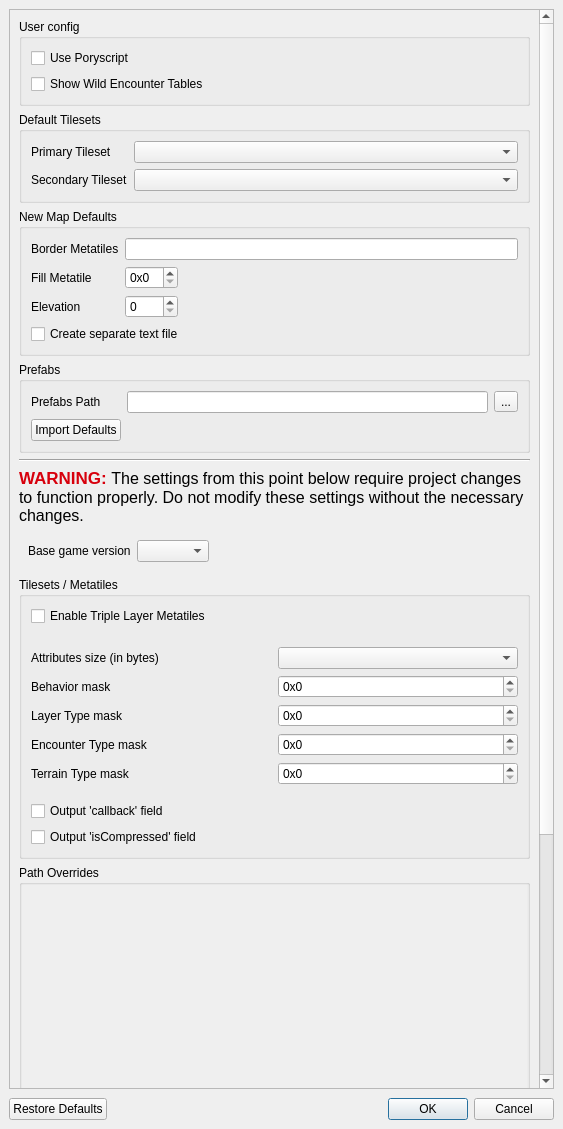
Before: the Qt Designer form forms/projectsettingseditor.ui in huderlem/porymap, drawn with Qt 5.
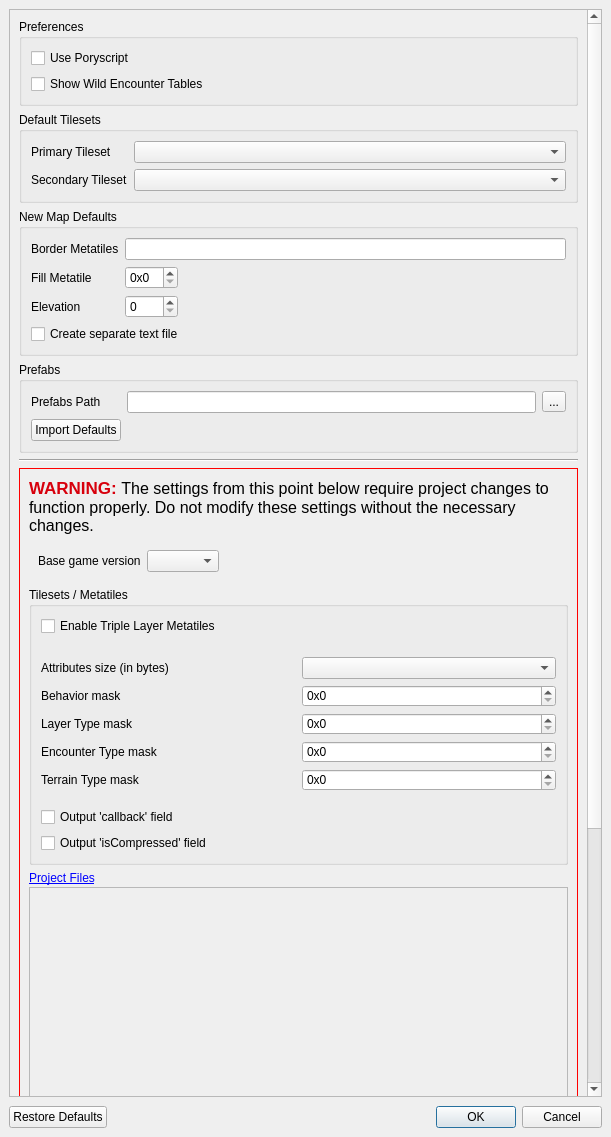
After: the same form once the commit is applied. Icons and pictures are not drawn. Custom widgets are drawn as their Qt base class.

Commit message: Clean up project settings editor UI

What changed in the file:
```diff
--- a/forms/projectsettingseditor.ui
+++ b/forms/projectsettingseditor.ui
@@ -6,8 +6,8 @@
    <rect>
     <x>0</x>
     <y>0</y>
-    <width>563</width>
-    <height>1129</height>
+    <width>611</width>
+    <height>1137</height>
    </rect>
   </property>
   <property name="windowTitle">
@@ -28,15 +28,15 @@
         <rect>
          <x>0</x>
          <y>0</y>
-         <width>537</width>
-         <height>1427</height>
+         <width>585</width>
+         <height>1486</height>
         </rect>
        </property>
        <layout class="QVBoxLayout" name="verticalLayout_5">
         <item>
          <widget class="QGroupBox" name="groupBox_UserConfig">
           <property name="title">
-           <string>User config</string>
+           <string>Preferences</string>
           </property>
           <layout class="QVBoxLayout" name="verticalLayout_2">
            <item>
@@ -233,6 +233,18 @@
          </widget>
         </item>
         <item>
+         <widget class="QFrame" name="frame_Warning">
+          <property name="styleSheet">
+           <string notr="true">.QFrame { border: 1px solid red; }</string>
+          </property>
+          <property name="frameShape">
+           <enum>QFrame::StyledPanel</enum>
+          </property>
+          <property name="frameShadow">
+           <enum>QFrame::Raised</enum>
+          </property>
+          <layout class="QVBoxLayout" name="verticalLayout_3">
+           <item>
          <widget class="QLabel" name="label_Warning">
           <property name="font">
            <font>
@@ -442,19 +454,10 @@
          </widget>
         </item>
         <item>
-         <widget class="QGroupBox" name="groupBox_ProjectPaths">
-          <property name="minimumSize">
-           <size>
-            <width>0</width>
-            <height>320</height>
-           </size>
-          </property>
-          <property name="title">
-           <string>Path Overrides</string>
-          </property>
-          <layout class="QHBoxLayout" name="horizontalLayout">
+            <widget class="QWidget" name="widget_ProjectPaths" native="true">
+             <layout class="QVBoxLayout" name="verticalLayout_6">
            <property name="spacing">
-            <number>1</number>
+               <number>2</number>
            </property>
            <property name="leftMargin">
             <number>0</number>
@@ -468,13 +471,32 @@
            <property name="bottomMargin">
             <number>0</number>
            </property>
+              <item>
+               <widget class="QLabel" name="label_ProjectFiles">
+                <property name="text">
+                 <string>  &lt;html&gt;&lt;head/&gt;&lt;body&gt;&lt;p&gt;&lt;a href=&quot;https://huderlem.github.io/porymap/manual/project-files.html&quot;&gt;&lt;span style=&quot; text-decoration: underline;&quot;&gt;Project Files&lt;/span&gt;&lt;/a&gt;&lt;/p&gt;&lt;/body&gt;&lt;/html&gt;</string>
+                </property>
+                <property name="textFormat">
+                 <enum>Qt::RichText</enum>
+                </property>
+                <property name="alignment">
+                 <set>Qt::AlignBottom|Qt::AlignLeading|Qt::AlignLeft</set>
+                </property>
+                <property name="openExternalLinks">
+                 <bool>true</bool>
+                </property>
+               </widget>
+              </item>
            <item>
             <widget class="QScrollArea" name="scrollArea_ProjectPaths">
-             <property name="frameShape">
-              <enum>QFrame::NoFrame</enum>
-             </property>
-             <property name="frameShadow">
-              <enum>QFrame::Plain</enum>
+                <property name="minimumSize">
+                 <size>
+                  <width>0</width>
+                  <height>320</height>
+                 </size>
+                </property>
+                <property name="lineWidth">
+                 <number>2</number>
              </property>
              <property name="widgetResizable">
               <bool>true</bool>
@@ -484,11 +506,21 @@
                <rect>
                 <x>0</x>
                 <y>0</y>
-                <width>507</width>
-                <height>295</height>
-               </rect>
-              </property>
-              <layout class="QFormLayout" name="layout_ProjectPaths"/>
+                   <width>533</width>
+                   <height>318</height>
+                  </rect>
+                 </property>
+                 <layout class="QFormLayout" name="layout_ProjectPaths">
+                  <property name="verticalSpacing">
+                   <number>0</number>
+                  </property>
+                  <property name="topMargin">
+                   <number>0</number>
+                  </property>
+                  <property name="rightMargin">
+                   <number>4</number>
+                  </property>
+                 </layout>
              </widget>
             </widget>
            </item>
@@ -501,40 +533,6 @@
            <string>Events</string>
           </property>
           <layout class="QGridLayout" name="gridLayout_5">
-           <item row="1" column="1">
-            <widget class="QCheckBox" name="checkBox_EnableRequiresItemfinder">
-             <property name="text">
-              <string>Enable 'Requires Itemfinder' for Hidden Items</string>
-             </property>
-            </widget>
-           </item>
-           <item row="0" column="1">
-            <widget class="QCheckBox" name="checkBox_EnableQuantity">
-             <property name="text">
-              <string>Enable 'Quantity' for Hidden Items</string>
-             </property>
-            </widget>
-           </item>
-           <item row="0" column="2">
-            <spacer name="horizontalSpacer_2">
-             <property name="orientation">
-              <enum>Qt::Horizontal</enum>
-             </property>
-             <property name="sizeHint" stdset="0">
-              <size>
-               <width>40</width>
-               <height>20</height>
-              </size>
-             </property>
-            </spacer>
-           </item>
-           <item row="1" column="0">
-            <widget class="QCheckBox" name="checkBox_EnableSecretBases">
-             <property name="text">
-              <string>Enable Secret Bases</string>
-             </property>
-            </widget>
-           </item>
            <item row="2" column="0">
             <widget class="QCheckBox" name="checkBox_EnableWeatherTriggers">
              <property name="text">
@@ -542,6 +540,13 @@
              </property>
             </widget>
            </item>
+              <item row="1" column="0">
+               <widget class="QCheckBox" name="checkBox_EnableSecretBases">
+                <property name="text">
+                 <string>Enable Secret Bases</string>
+                </property>
+               </widget>
+              </item>
            <item row="0" column="0">
             <widget class="QCheckBox" name="checkBox_EnableCloneObjects">
              <property name="text">
@@ -549,6 +554,20 @@
              </property>
             </widget>
            </item>
+              <item row="1" column="1">
+               <widget class="QCheckBox" name="checkBox_EnableRequiresItemfinder">
+                <property name="text">
+                 <string>Enable 'Requires Itemfinder' for Hidden Items</string>
+                </property>
+               </widget>
+              </item>
+              <item row="0" column="1">
+               <widget class="QCheckBox" name="checkBox_EnableQuantity">
+                <property name="text">
+                 <string>Enable 'Quantity' for Hidden Items</string>
+                </property>
+               </widget>
+              </item>
            <item row="2" column="1">
             <widget class="QCheckBox" name="checkBox_EnableRespawn">
              <property name="text">
@@ -556,6 +575,19 @@
              </property>
             </widget>
            </item>
+              <item row="0" column="2">
+               <spacer name="horizontalSpacer_2">
+                <property name="orientation">
+                 <enum>Qt::Horizontal</enum>
+                </property>
+                <property name="sizeHint" stdset="0">
+                 <size>
+                  <width>40</width>
+                  <height>20</height>
+                 </size>
+                </property>
+               </spacer>
+              </item>
           </layout>
          </widget>
         </item>
@@ -607,6 +639,9 @@
               </size>
              </property>
             </spacer>
+              </item>
+             </layout>
+            </widget>
            </item>
           </layout>
          </widget>
```
Lines whose indentation alone changed are shown as unchanged. The commit also changes 1 other file.
